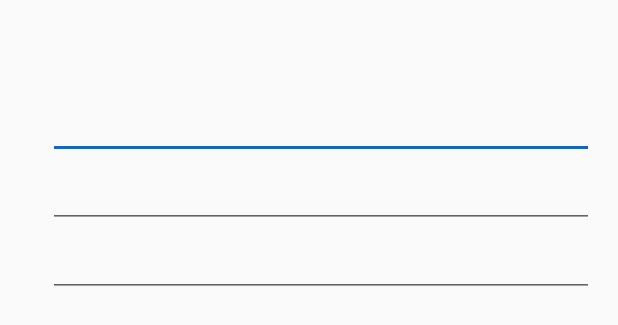
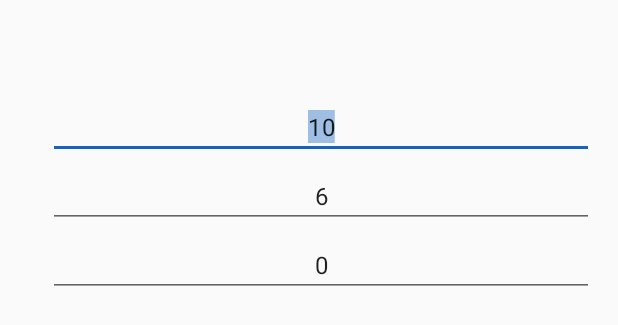
Before and after one commit to geoffstorm/DiceRoller, an Android app: the layout fragment_home.xml on its own in the app's theme, with its tools: preview values and no code run, on a phone screen of 412 x 824 dp. Shown: the part 203-528 px from the top of the screen. Run offline under Robolectric (Android 15) with nearby library versions, the phone set to English and light mode, and no system bars.

Commit message:
Fix extra padding in activity, have text select when focused, set edittext alignment

```diff
--- a/app/src/main/res/layout/activity_main.xml
+++ b/app/src/main/res/layout/activity_main.xml
@@ -3,8 +3,7 @@
     xmlns:app="http://schemas.android.com/apk/res-auto"
     android:id="@+id/container"
     android:layout_width="match_parent"
-    android:layout_height="match_parent"
-    android:paddingTop="?attr/actionBarSize">
+    android:layout_height="match_parent">
 
     <com.google.android.material.bottomnavigation.BottomNavigationView
         android:id="@+id/nav_view"
--- a/app/src/main/res/layout/fragment_home.xml
+++ b/app/src/main/res/layout/fragment_home.xml
@@ -76,8 +76,11 @@
             android:layout_marginStart="@dimen/spacing_medium"
             android:inputType="number"
             android:textAppearance="@style/TextAppearance.MaterialComponents.Body1"
+            android:textAlignment="center"
             android:maxLength="3"
-            android:importantForAutofill="no"/>
+            android:selectAllOnFocus="true"
+            android:importantForAutofill="no"
+            tools:text="10"/>
 
         <!-- TODO this should be an auto complete text view -->
         <EditText
@@ -90,8 +93,11 @@
             android:layout_marginStart="@dimen/spacing_medium"
             android:inputType="number"
             android:textAppearance="@style/TextAppearance.MaterialComponents.Body1"
+            android:textAlignment="center"
             android:maxLength="3"
-            android:importantForAutofill="no"/>
+            android:selectAllOnFocus="true"
+            android:importantForAutofill="no"
+            tools:text="6"/>
 
         <EditText
             android:id="@+id/ed_constant"
@@ -103,7 +109,10 @@
             android:layout_marginStart="@dimen/spacing_medium"
             android:inputType="number"
             android:textAppearance="@style/TextAppearance.MaterialComponents.Body1"
+            android:textAlignment="center"
             android:maxLength="3"
-            android:importantForAutofill="no"/>
+            android:selectAllOnFocus="true"
+            android:importantForAutofill="no"
+            tools:text="0"/>
     </androidx.constraintlayout.widget.ConstraintLayout>
 </layout>
```
